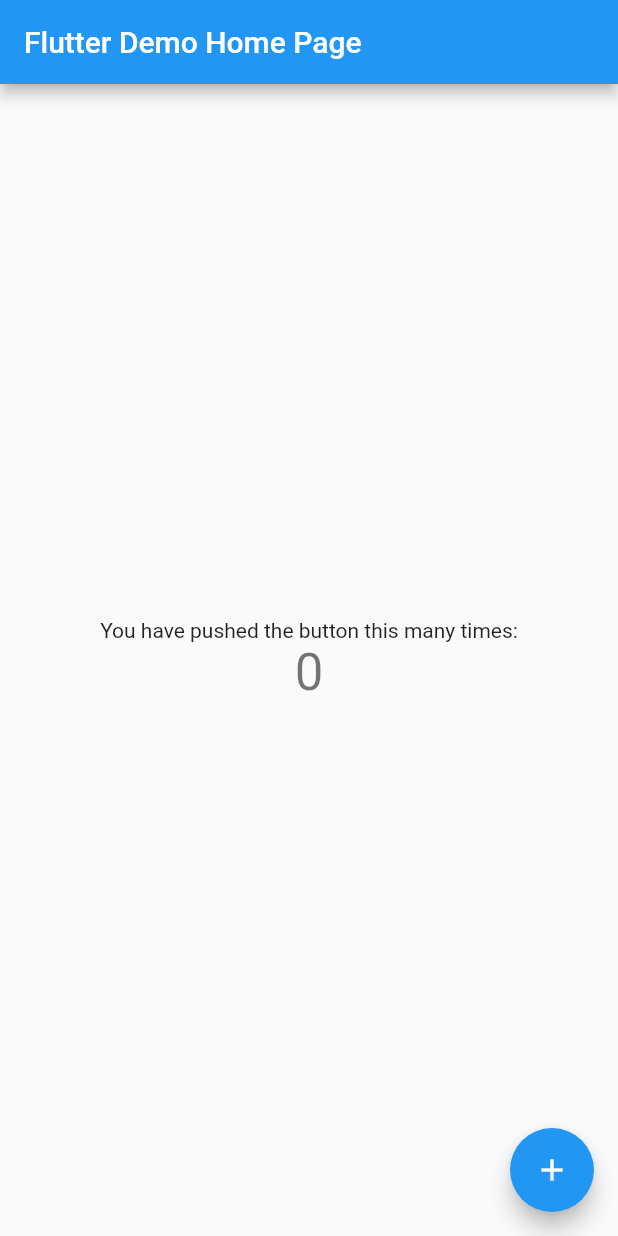
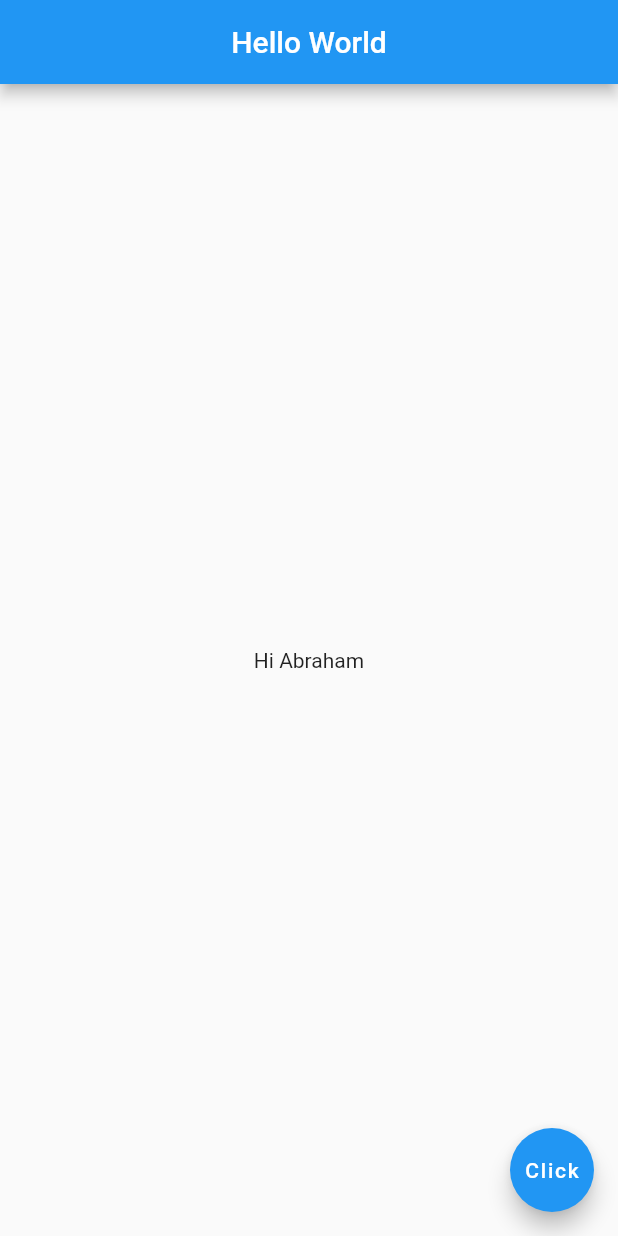
Before and after one commit to AbrahamWong/flutter_tutorial, a Flutter app: the screen it shows after launch, on a phone screen of 412 x 824 dp. Run offline on Flutter 3.47's test engine with Material 2 defaults, Android fonts, the phone set to English and light mode, and no system bars.

Commit message:
Add Scaffold() Widget, using AppBar(), Center(), Text() and FloatingActionButton()

```diff
--- a/lib/main.dart
+++ b/lib/main.dart
@@ -1,115 +1,137 @@
+// import 'dart:html';
+
 import 'package:flutter/material.dart';
 
 void main() {
-  runApp(const MyApp());
+  // runApp(const MyApp());
+  runApp(MaterialApp(
+    // home: Text("Hello World!"),        => displays an ugly looking "Hello World"
+    home: Scaffold(
+      appBar: AppBar(
+        title: const Text("Hello World"),
+        centerTitle: true,
+      ),
+
+      // body: const Text("Hi Abraham"),  => displays small "Hi Abraham" on top left body
+      body: const Center(
+        child: Text("Hi Abraham"),
+      ),
+
+      floatingActionButton: FloatingActionButton(
+        onPressed: () {  },
+        child: const Text("Click"),
+      ),
+
+    ),
+  ));
 }
 
-class MyApp extends StatelessWidget {
-  const MyApp({Key? key}) : super(key: key);
-
-  // This widget is the root of your application.
-  @override
-  Widget build(BuildContext context) {
-    return MaterialApp(
-      title: 'Flutter Demo',
-      theme: ThemeData(
-        // This is the theme of your application.
-        //
-        // Try running your application with "flutter run". You'll see the
-        // application has a blue toolbar. Then, without quitting the app, try
-        // changing the primarySwatch below to Colors.green and then invoke
-        // "hot reload" (press "r" in the console where you ran "flutter run",
-        // or simply save your changes to "hot reload" in a Flutter IDE).
-        // Notice that the counter didn't reset back to zero; the application
-        // is not restarted.
-        primarySwatch: Colors.blue,
-      ),
-      home: const MyHomePage(title: 'Flutter Demo Home Page'),
-    );
-  }
-}
-
-class MyHomePage extends StatefulWidget {
-  const MyHomePage({Key? key, required this.title}) : super(key: key);
-
-  // This widget is the home page of your application. It is stateful, meaning
-  // that it has a State object (defined below) that contains fields that affect
-  // how it looks.
-
-  // This class is the configuration for the state. It holds the values (in this
-  // case the title) provided by the parent (in this case the App widget) and
-  // used by the build method of the State. Fields in a Widget subclass are
-  // always marked "final".
-
-  final String title;
-
-  @override
-  State<MyHomePage> createState() => _MyHomePageState();
-}
-
-class _MyHomePageState extends State<MyHomePage> {
-  int _counter = 0;
-
-  void _incrementCounter() {
-    setState(() {
-      // This call to setState tells the Flutter framework that something has
-      // changed in this State, which causes it to rerun the build method below
-      // so that the display can reflect the updated values. If we changed
-      // _counter without calling setState(), then the build method would not be
-      // called again, and so nothing would appear to happen.
-      _counter++;
-    });
-  }
-
-  @override
-  Widget build(BuildContext context) {
-    // This method is rerun every time setState is called, for instance as done
-    // by the _incrementCounter method above.
-    //
-    // The Flutter framework has been optimized to make rerunning build methods
-    // fast, so that you can just rebuild anything that needs updating rather
-    // than having to individually change instances of widgets.
-    return Scaffold(
-      appBar: AppBar(
-        // Here we take the value from the MyHomePage object that was created by
-        // the App.build method, and use it to set our appbar title.
-        title: Text(widget.title),
-      ),
-      body: Center(
-        // Center is a layout widget. It takes a single child and positions it
-        // in the middle of the parent.
-        child: Column(
-          // Column is also a layout widget. It takes a list of children and
-          // arranges them vertically. By default, it sizes itself to fit its
-          // children horizontally, and tries to be as tall as its parent.
-          //
-          // Invoke "debug painting" (press "p" in the console, choose the
-          // "Toggle Debug Paint" action from the Flutter Inspector in Android
-          // Studio, or the "Toggle Debug Paint" command in Visual Studio Code)
-          // to see the wireframe for each widget.
-          //
-          // Column has various properties to control how it sizes itself and
-          // how it positions its children. Here we use mainAxisAlignment to
-          // center the children vertically; the main axis here is the vertical
-          // axis because Columns are vertical (the cross axis would be
-          // horizontal).
-          mainAxisAlignment: MainAxisAlignment.center,
-          children: <Widget>[
-            const Text(
-              'You have pushed the button this many times:',
-            ),
-            Text(
-              '$_counter',
-              style: Theme.of(context).textTheme.headline4,
-            ),
-          ],
-        ),
-      ),
-      floatingActionButton: FloatingActionButton(
-        onPressed: _incrementCounter,
-        tooltip: 'Increment',
-        child: const Icon(Icons.add),
-      ), // This trailing comma makes auto-formatting nicer for build methods.
-    );
-  }
-}
+// class MyApp extends StatelessWidget {
+//   const MyApp({Key? key}) : super(key: key);
+//
+//   // This widget is the root of your application.
+//   @override
+//   Widget build(BuildContext context) {
+//     return MaterialApp(
+//       title: 'Flutter Demo',
+//       theme: ThemeData(
+//         // This is the theme of your application.
+//         //
+//         // Try running your application with "flutter run". You'll see the
+//         // application has a blue toolbar. Then, without quitting the app, try
+//         // changing the primarySwatch below to Colors.green and then invoke
+//         // "hot reload" (press "r" in the console where you ran "flutter run",
+//         // or simply save your changes to "hot reload" in a Flutter IDE).
+//         // Notice that the counter didn't reset back to zero; the application
+//         // is not restarted.
+//         primarySwatch: Colors.blue,
+//       ),
+//       home: const MyHomePage(title: 'Flutter Demo Home Page'),
+//     );
+//   }
+// }
+//
+// class MyHomePage extends StatefulWidget {
+//   const MyHomePage({Key? key, required this.title}) : super(key: key);
+//
+//   // This widget is the home page of your application. It is stateful, meaning
+//   // that it has a State object (defined below) that contains fields that affect
+//   // how it looks.
+//
+//   // This class is the configuration for the state. It holds the values (in this
+//   // case the title) provided by the parent (in this case the App widget) and
+//   // used by the build method of the State. Fields in a Widget subclass are
+//   // always marked "final".
+//
+//   final String title;
+//
+//   @override
+//   State<MyHomePage> createState() => _MyHomePageState();
+// }
+//
+// class _MyHomePageState extends State<MyHomePage> {
+//   int _counter = 0;
+//
+//   void _incrementCounter() {
+//     setState(() {
+//       // This call to setState tells the Flutter framework that something has
+//       // changed in this State, which causes it to rerun the build method below
+//       // so that the display can reflect the updated values. If we changed
+//       // _counter without calling setState(), then the build method would not be
+//       // called again, and so nothing would appear to happen.
+//       _counter++;
+//     });
+//   }
+//
+//   @override
+//   Widget build(BuildContext context) {
+//     // This method is rerun every time setState is called, for instance as done
+//     // by the _incrementCounter method above.
+//     //
+//     // The Flutter framework has been optimized to make rerunning build methods
+//     // fast, so that you can just rebuild anything that needs updating rather
+//     // than having to individually change instances of widgets.
+//     return Scaffold(
+//       appBar: AppBar(
+//         // Here we take the value from the MyHomePage object that was created by
+//         // the App.build method, and use it to set our appbar title.
+//         title: Text(widget.title),
+//       ),
+//       body: Center(
+//         // Center is a layout widget. It takes a single child and positions it
+//         // in the middle of the parent.
+//         child: Column(
+//           // Column is also a layout widget. It takes a list of children and
+//           // arranges them vertically. By default, it sizes itself to fit its
+//           // children horizontally, and tries to be as tall as its parent.
+//           //
+//           // Invoke "debug painting" (press "p" in the console, choose the
+//           // "Toggle Debug Paint" action from the Flutter Inspector in Android
+//           // Studio, or the "Toggle Debug Paint" command in Visual Studio Code)
+//           // to see the wireframe for each widget.
+//           //
+//           // Column has various properties to control how it sizes itself and
+//           // how it positions its children. Here we use mainAxisAlignment to
+//           // center the children vertically; the main axis here is the vertical
+//           // axis because Columns are vertical (the cross axis would be
+//           // horizontal).
+//           mainAxisAlignment: MainAxisAlignment.center,
+//           children: <Widget>[
+//             const Text(
+//               'You have pushed the button this many times:',
+//             ),
+//             Text(
+//               '$_counter',
+//               style: Theme.of(context).textTheme.headline4,
+//             ),
+//           ],
+//         ),
+//       ),
+//       floatingActionButton: FloatingActionButton(
+//         onPressed: _incrementCounter,
+//         tooltip: 'Increment',
+//         child: const Icon(Icons.add),
+//       ), // This trailing comma makes auto-formatting nicer for build methods.
+//     );
+//   }
+// }
```
